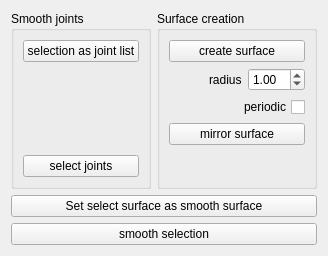
rendermotion/RMPY, file Tools/Resources/UI_smoothSurfaces.ui: the form before one commit.
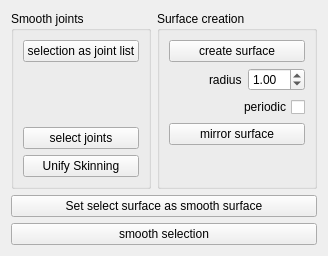
The form after the commit.

Commit message: fixed smooth skin tool

```diff
--- a/Tools/Resources/UI_smoothSurfaces.ui
+++ b/Tools/Resources/UI_smoothSurfaces.ui
@@ -49,6 +49,19 @@
           </property>
          </widget>
         </item>
+        <item>
+         <widget class="QPushButton" name="unify_skinning_btn">
+          <property name="toolTip">
+           <string>Moves the weights from all the joints on the list, to the first joint</string>
+          </property>
+          <property name="locale">
+           <locale language="English" country="UnitedStates"/>
+          </property>
+          <property name="text">
+           <string>Unify Skinning</string>
+          </property>
+         </widget>
+        </item>
        </layout>
       </widget>
      </item>
```
The commit also changes 6 other files.
